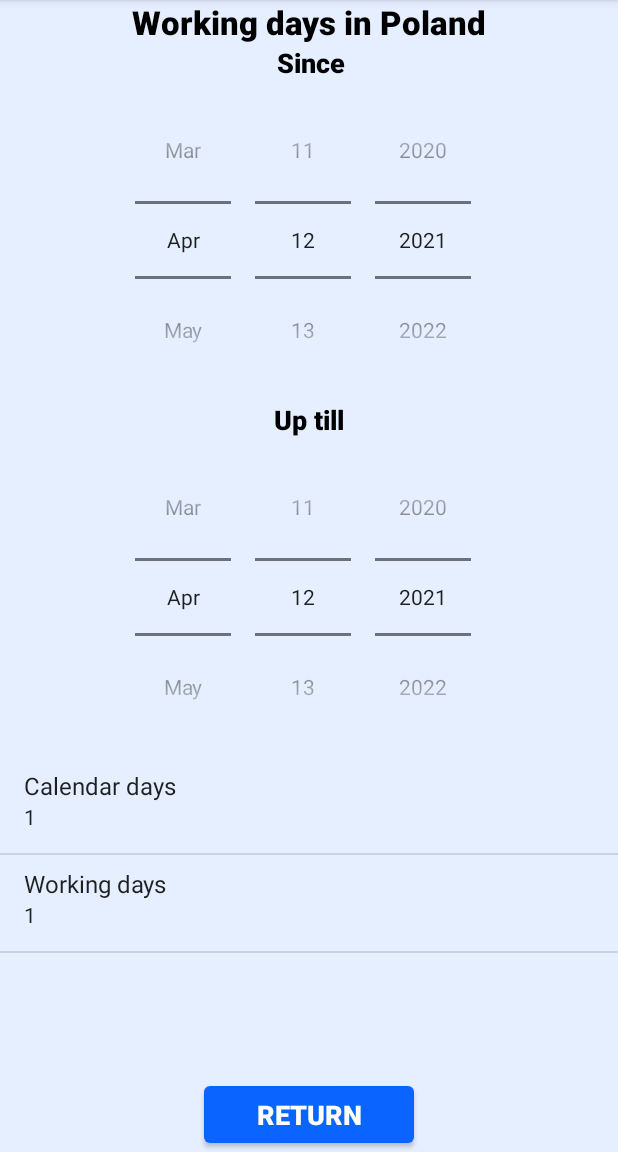
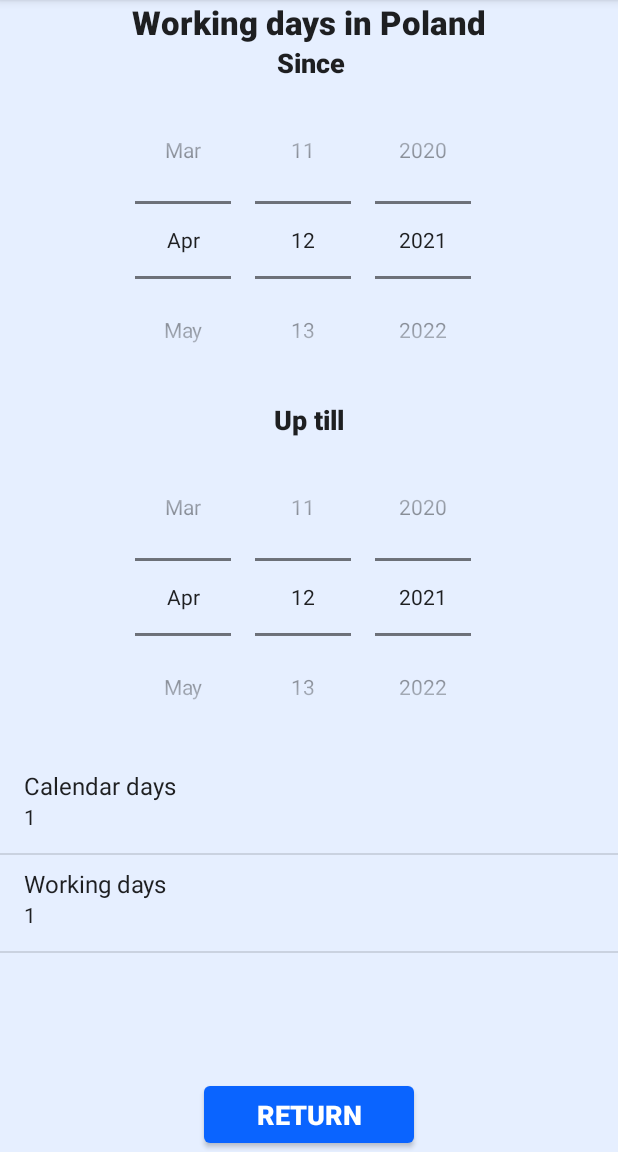
Before and after one commit to adam-handke/PerpetualCalendar, an Android app: the ThirdActivity screen opened directly, with no data from a screen before it, on a phone screen of 412 x 824 dp, the part 84-1236 px from its top. Run offline under Robolectric (Android 15) with nearby library versions, the phone set to English and light mode, and no system bars.

Commit message:
fix: minor coloring fix

```diff
--- a/app/src/main/res/layout/activity_main.xml
+++ b/app/src/main/res/layout/activity_main.xml
@@ -30,7 +30,6 @@
         android:textAlignment="center"
         android:textAllCaps="false"
         android:textAppearance="@style/TextAppearance.AppCompat.Large"
-        android:textColor="@color/black"
         app:layout_constraintBottom_toTopOf="@+id/yearPicker"
         app:layout_constraintEnd_toEndOf="parent"
         app:layout_constraintStart_toStartOf="parent"
--- a/app/src/main/res/layout/activity_second.xml
+++ b/app/src/main/res/layout/activity_second.xml
@@ -16,7 +16,6 @@
         android:textAlignment="center"
         android:textAllCaps="false"
         android:textAppearance="@style/TextAppearance.AppCompat.Large"
-        android:textColor="@color/black"
         app:layout_constraintBottom_toTopOf="@+id/textView"
         app:layout_constraintEnd_toEndOf="parent"
         app:layout_constraintStart_toStartOf="parent"
@@ -31,7 +30,6 @@
         android:textAlignment="center"
         android:textAllCaps="false"
         android:textAppearance="@style/TextAppearance.AppCompat.Large"
-        android:textColor="@color/black"
         app:layout_constraintBottom_toTopOf="@+id/shoppingSundaysList"
         app:layout_constraintEnd_toEndOf="parent"
         app:layout_constraintStart_toStartOf="parent"
--- a/app/src/main/res/layout/activity_third.xml
+++ b/app/src/main/res/layout/activity_third.xml
@@ -16,7 +16,6 @@
         android:textAlignment="center"
         android:textAllCaps="false"
         android:textAppearance="@style/TextAppearance.AppCompat.Large"
-        android:textColor="@color/black"
         app:layout_constraintBottom_toTopOf="@+id/textViewSince"
         app:layout_constraintEnd_toEndOf="parent"
         app:layout_constraintStart_toStartOf="parent"
@@ -30,8 +29,8 @@
         android:text="@string/since"
         android:textAlignment="center"
         android:textAllCaps="false"
-        android:textAppearance="@style/TextAppearance.AppCompat.Medium"
-        android:textColor="@color/black"
+        android:textAppearance="@style/TextAppearance.AppCompat.Large"
+        android:textSize="18sp"
         app:layout_constraintBottom_toTopOf="@+id/datePickerSince"
         app:layout_constraintEnd_toEndOf="parent"
         app:layout_constraintHorizontal_bias="0.504"
@@ -58,8 +57,8 @@
         android:text="@string/upTill"
         android:textAlignment="center"
         android:textAllCaps="false"
-        android:textAppearance="@style/TextAppearance.AppCompat.Medium"
-        android:textColor="@color/black"
+        android:textAppearance="@style/TextAppearance.AppCompat.Large"
+        android:textSize="18sp"
         app:layout_constraintBottom_toTopOf="@+id/datePickerUpTill"
         app:layout_constraintEnd_toEndOf="@+id/datePickerUpTill"
         app:layout_constraintStart_toStartOf="@+id/datePickerUpTill"
```
